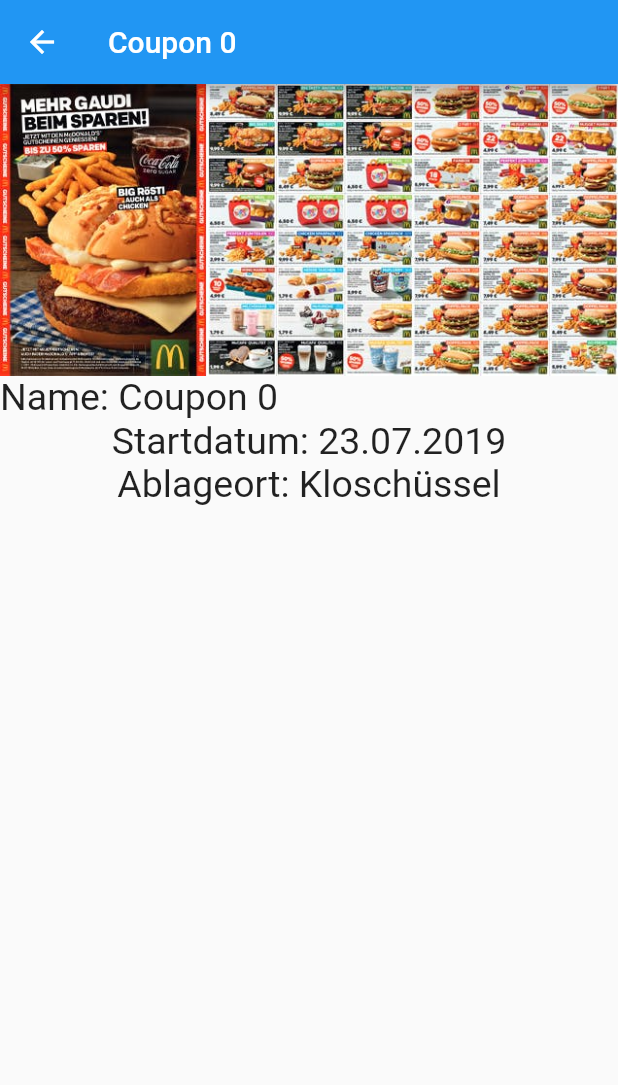
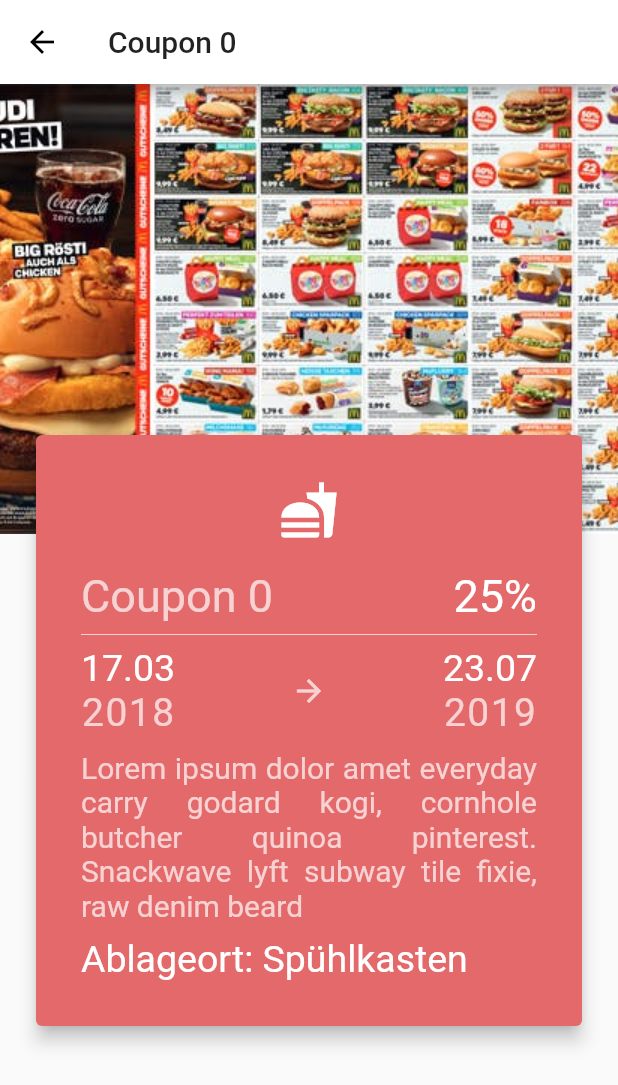
Before and after one commit to maxfornacon/coupon, a Flutter app: the screen it shows after launch, after a tap on an icon or button, on a phone screen of 412 x 824 dp. Shown: the top 1085 px of the screen. Run offline on Flutter 3.47's test engine with Material 2 defaults, Android fonts, the phone set to English and light mode, and no system bars.

Commit message:
Design for CoupinView

```diff
--- a/lib/coupon.dart
+++ b/lib/coupon.dart
@@ -1,17 +1,37 @@
-import 'package:flutter/material.dart';
-
 class Coupon {
   final int index;
-  final IconData icon;
+  final CouponCategory category;
   final String name;
-  final String value;
+  final CouponValueType couponValueType;
+  final double value;
+  final DateTime startDate;
   final DateTime expDate;
+  final String storageLocation;
+  final String description;
+  final int backColor;
 
   Coupon(
     this.index,
-    this.icon,
+    this.category,
     this.name,
+    this.couponValueType,
     this.value,
+    this.startDate,
     this.expDate,
+    this.storageLocation,
+    this.description,
+    this.backColor,
   );
 }
+
+enum CouponValueType {
+  price,
+  percent,
+  undefined,
+}
+
+enum CouponCategory {
+  food,
+  clothing,
+  misc,
+}
--- a/lib/main.dart
+++ b/lib/main.dart
@@ -1,4 +1,3 @@
-import 'package:coupon/main_list_item.dart';
 import 'package:coupon/pages/home_page.dart';
 import 'package:flutter/material.dart';
 
@@ -11,7 +10,7 @@ class MyApp extends StatelessWidget {
     return MaterialApp(
       title: 'Flutter Demon',
       theme: ThemeData(
-        primaryColor: Colors.blue,
+        primaryColor: Colors.white,
       ),
       home: HomePage(),
     );
--- a/lib/main_list_item.dart
+++ b/lib/main_list_item.dart
@@ -1,5 +1,5 @@
 import 'package:coupon/coupon.dart';
-import 'package:coupon/pages/coupon_view.dart';
+import 'package:coupon/pages/coupon_page.dart';
 import 'package:flutter/material.dart';
 import 'package:intl/intl.dart';
 
@@ -8,9 +8,10 @@ class MainListItem extends StatelessWidget {
   final Coupon coupon;
   final IconData icon;
   final String name;
-  final String value;
+  final double value;
   final DateTime expDate;
   final Color backColor;
+  final String storageLocation;
 
   MainListItem(
     this.coupon,
@@ -19,6 +20,7 @@ class MainListItem extends StatelessWidget {
     this.value,
     this.expDate,
     this.backColor,
+    this.storageLocation,
   );
 
 
@@ -30,7 +32,7 @@ class MainListItem extends StatelessWidget {
         onTap: () {
           Navigator.push(
             context,
-            MaterialPageRoute(builder: (context) => CouponView(coupon: coupon)),
+            MaterialPageRoute(builder: (context) => CouponPage(coupon: coupon)),
           );
         },
         child: Container(
@@ -54,7 +56,7 @@ class MainListItem extends StatelessWidget {
                     ),
                     Spacer(),
                     Text(
-                      value,
+                      value.toString(),
                       style: TextStyle(
                         fontSize: 25.0,
                         color: Colors.white,
--- /dev/null
+++ b/lib/pages/coupon_page.dart
@@ -0,0 +1,171 @@
+import 'package:coupon/coupon.dart';
+import 'package:flutter/material.dart';
+import 'package:intl/intl.dart';
+
+class CouponPage extends StatelessWidget {
+  final Coupon coupon;
+
+  CouponPage({Key key, @required this.coupon}) : super(key: key);
+
+  @override
+  Widget build(BuildContext context) {
+    return Scaffold(
+      appBar: AppBar(
+        title: Text(coupon.name),
+        backgroundColor: Colors.white,
+      ),
+      body: Container(
+        //color: Color(coupon.backColor),
+        child: Stack(
+          children: <Widget>[
+            Padding(
+              padding: const EdgeInsets.only(bottom: 15.0),
+              child: Image.asset(
+                'assets/mcgutschein.jpeg',
+                height: 300.0,
+                fit: BoxFit.cover,
+              ),
+            ),
+            SingleChildScrollView(
+              child: Padding(
+                padding: const EdgeInsets.only(top: 230.0, left: 20.0, right: 20.0, bottom: 30.0),
+                child: Card(
+                  elevation: 5.0,
+                  color: Color(coupon.backColor),
+                  child: Padding(
+                    padding: const EdgeInsets.all(30.0),
+                    child: Column(
+                      children: [
+                        Padding(
+                          padding: const EdgeInsets.only(bottom: 20.0),
+                          child: Icon(
+                            coupon.category == CouponCategory.food
+                              ? Icons.fastfood
+                              : coupon.category == CouponCategory.clothing
+                                ? Icons.accessibility_new
+                                : Icons.shopping_cart,
+                            color: Colors.white,
+                            size: 40.0,
+                          ),
+                        ),
+                        Row(
+                          children: <Widget>[
+                            Text(
+                              coupon.name,
+                              style: TextStyle(
+                                fontSize: 30.0,
+                                color: Colors.white70,
+                              ),
+                              textAlign: TextAlign.right,
+                            ),
+                            Spacer(),
+                            Text(
+                              coupon.couponValueType == CouponValueType.price
+                                  ? NumberFormat.simpleCurrency(locale: 'de').format(coupon.value)
+                                  : NumberFormat('##').format(coupon.value) + '%',
+                              style: TextStyle(
+                                fontSize: 30.0,
+                                color: Colors.white,
+                              ),
+                            ),
+                          ],
+                        ),
+                        Divider(
+                          color: Colors.white70,
+                        ),
+                        Padding(
+                          padding: const EdgeInsets.only(bottom: 10.0),
+                          child: Row(
+                            children: <Widget>[
+                              Column(
+                                children: <Widget>[
+                                  Text(
+                                    DateFormat('dd.MM').format(coupon.startDate),
+                                    textAlign: TextAlign.center,
+                                    style: TextStyle(
+                                      fontSize: 25.0,
+                                      color: Colors.white,
+                                    ),
+                                  ),
+                                  Text(
+                                    DateFormat('yyyy').format(coupon.startDate),
+                                    textAlign: TextAlign.center,
+                                    style: TextStyle(
+                                      fontSize: 26.0,
+                                      letterSpacing: 1.0,
+                                      color: Colors.white70
+                                    ),
+                                  ),
+                                ],
+                              ),
+                              Spacer(),
+                              Icon(
+                                Icons.arrow_forward,
+                                color: Colors.white70,
+                              ),
+                              Spacer(),
+                              Column(
+                                children: <Widget>[
+                                  Text(
+                                    DateFormat('dd.MM').format(coupon.expDate),
+                                    style: TextStyle(
+                                      fontSize: 25.0,
+                                      color: Colors.white
+                                    ),
+                                  ),
+                                  Text(
+                                    DateFormat('yyyy').format(coupon.expDate),
+                                    style: TextStyle(
+                                      fontSize: 26.0,
+                                      letterSpacing: 1.0,
+                                      color: Colors.white70,
+                                    ),
+                                  ),
+                                ],
+                              ),
+                            ],
+                          ),
+                        ),
+                        Text(
+                          coupon.description,
+                          textAlign: TextAlign.justify,
+                          style: TextStyle(
+                            fontSize: 20.0,
+                            color: Colors.white70,
+                          ),
+                        ),
+
+                        Padding(
+                          padding: const EdgeInsets.only(top: 10.0),
+                          child: Row(
+                            children: <Widget>[
+                              Text(
+                                'Ablageort: ',
+                                style: TextStyle(
+                                  fontSize: 25.0,
+                                  color: Colors.white,
+                                ),
+                              ),
+                              Text(
+                                coupon.storageLocation,
+                                style: TextStyle(
+                                  fontSize: 25.0,
+                                  color: Colors.white,
+                                ),
+                              ),
+                            ],
+                          ),
+                        ),
+                      ],
+                    ),
+                  ),
+                ),
+              ),
+            ),
+          ],
+        ),
+      ),
+
+    );
+  }
+}
--- a/lib/pages/coupon_view.dart
+++ /dev/null
@@ -1,57 +0,0 @@
-import 'package:coupon/coupon.dart';
-import 'package:flutter/material.dart';
-import 'package:intl/intl.dart';
-
-class CouponView extends StatelessWidget {
-  final Coupon coupon;
-
-  CouponView({Key key, @required this.coupon}) : super(key: key);
-
-  @override
-  Widget build(BuildContext context) {
-    return Scaffold(
-      appBar: AppBar(
-        title: Text(coupon.name),
-      ),
-      body: Column(
-        children: <Widget>[
-          Image.asset('assets/mcgutschein.jpeg'),
-          Column(
-            children: [
-              Row(
-                children: <Widget>[
-                  Text(
-                    'Name: ',
-                    style: TextStyle(
-                      fontSize: 25.0,
-                    ),
-                  ),
-                  Text(
-                    '${coupon.name}',
-                    style: TextStyle(
-                      fontSize: 25.0,
-                    ),
-                  ),
-                ],
-              ),
-
-              Text(
-                'Startdatum: ' + DateFormat('dd.MM.yyyy').format(coupon.expDate),
-                style: TextStyle(
-                  fontSize: 25.0,
-                ),
-              ),
-              Text(
-                'Ablageort: Kloschüssel',
-                style: TextStyle(
-                  fontSize: 25.0,
-                ),
-              ),
-            ],
-          ),
-        ],
-      ),
-
-    );
-  }
-}
--- a/lib/pages/home_page.dart
+++ b/lib/pages/home_page.dart
@@ -5,7 +5,7 @@ import "package:flutter/material.dart";
 
 const colorRed = 0xFFE3696B;
 const colorBlue = 0xFF5EBEDB;
-const colorBlack = 0xFF7f7272;
+const colorBlack = 0xFF656669;
 
 class HomePage extends StatefulWidget {
   @override
@@ -19,10 +19,24 @@ class _HomePageState extends State<HomePage> {
       (i) =>
       Coupon(
         i,
-        Icons.shopping_cart,
+        i % 3 == 0
+          ? CouponCategory.food
+          : i % 3 == 1
+            ? CouponCategory.clothing
+            : CouponCategory.misc,
         'Coupon $i',
-        '25€',
+        CouponValueType.percent,
+        25,
+        DateTime(2018, 3, 17),
         DateTime(2019, 7, 23),
+        'Spühlkasten',
+        'Lorem ipsum dolor amet everyday carry godard kogi, cornhole butcher '
+        'quinoa pinterest. Snackwave lyft subway tile fixie, raw denim beard',
+        (i % 3 == 0)
+          ? colorRed
+          : (i % 3 == 1) ? colorBlue : colorBlack,
+
+
       )
   );
 
@@ -38,15 +52,18 @@ class _HomePageState extends State<HomePage> {
         itemBuilder: (context, index) {
           return MainListItem(
             coupons[index],
-            coupons[index].icon,
+            coupons[index].category == CouponCategory.food
+                  ? Icons.fastfood
+                  :  coupons[index].category == CouponCategory.clothing
+                  ? Icons.accessibility_new
+                  : Icons.shopping_cart,
             coupons[index].name,
             coupons[index].value,
             coupons[index].expDate,
             Color(
-              (index % 3 == 0)
-                ? colorRed
-                : (index % 3 == 1) ? colorBlue : colorBlack
+              coupons[index].backColor,
             ),
+            coupons[index].storageLocation,
           );
         }
       ),
```
